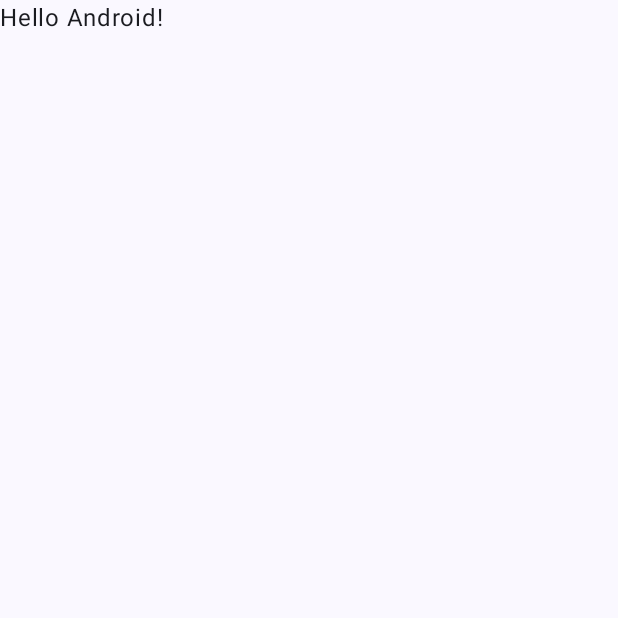
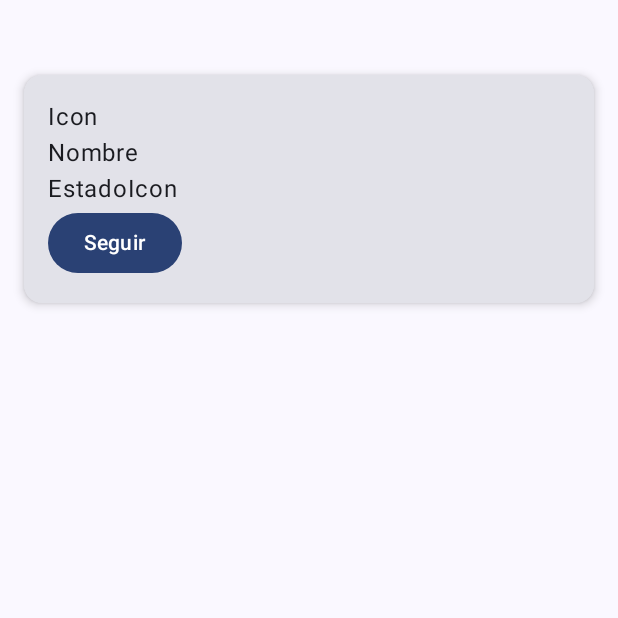
Before and after one commit to Jonath117/examen2_appmoviles, an Android app built with Jetpack Compose: the screen it shows after launch (MainActivity), on a phone screen of 412 x 824 dp, the top half of it. Before the commit the part shown is almost empty. Run offline under Robolectric (Android 15) with nearby library versions, the phone set to English and light mode, and no system bars.

```diff
--- a/app/src/main/java/com/example/examenappmoviles/MainActivity.kt
+++ b/app/src/main/java/com/example/examenappmoviles/MainActivity.kt
@@ -1,29 +1,40 @@
 package com.example.examenappmoviles
 
+import android.R.attr.button
+import android.R.attr.onClick
+import android.annotation.SuppressLint
 import android.os.Bundle
 import androidx.activity.ComponentActivity
 import androidx.activity.compose.setContent
 import androidx.activity.enableEdgeToEdge
+import androidx.compose.foundation.layout.Column
+import androidx.compose.foundation.layout.Row
+import androidx.compose.foundation.layout.Spacer
 import androidx.compose.foundation.layout.fillMaxSize
+import androidx.compose.foundation.layout.fillMaxWidth
+import androidx.compose.foundation.layout.height
 import androidx.compose.foundation.layout.padding
+import androidx.compose.foundation.layout.width
+import androidx.compose.material3.Button
+import androidx.compose.material3.Card
+import androidx.compose.material3.CardDefaults
 import androidx.compose.material3.Scaffold
 import androidx.compose.material3.Text
 import androidx.compose.runtime.Composable
 import androidx.compose.ui.Modifier
 import androidx.compose.ui.tooling.preview.Preview
+import androidx.compose.ui.unit.dp
 import com.example.examenappmoviles.ui.theme.ExamenAppMovilesTheme
 
 class MainActivity : ComponentActivity() {
+    @SuppressLint("UnusedMaterial3ScaffoldPaddingParameter")
     override fun onCreate(savedInstanceState: Bundle?) {
         super.onCreate(savedInstanceState)
         enableEdgeToEdge()
         setContent {
             ExamenAppMovilesTheme {
-                Scaffold(modifier = Modifier.fillMaxSize()) { innerPadding ->
-                    Greeting(
-                        name = "Android",
-                        modifier = Modifier.padding(innerPadding)
-                    )
+                Scaffold(modifier = Modifier.fillMaxSize()) { innerpadding ->
+                    UserCard()
                 }
             }
         }
@@ -31,17 +42,28 @@ class MainActivity : ComponentActivity() {
 }
 
 @Composable
-fun Greeting(name: String, modifier: Modifier = Modifier) {
-    Text(
-        text = "Hello $name!",
-        modifier = modifier
-    )
-}
+fun UserCard(){
+    Card(
+        modifier = Modifier
+            .fillMaxWidth()
+            .padding(horizontal = 16.dp, vertical = 50.dp),
+        elevation = CardDefaults.cardElevation(defaultElevation = 4.dp),
+    ){
+        Row(modifier = Modifier.padding(16.dp))
+        {
+            Column(modifier = Modifier)
+            {
+                Text(text = "Icon")
 
-@Preview(showBackground = true)
-@Composable
-fun GreetingPreview() {
-    ExamenAppMovilesTheme {
-        Greeting("Android")
+                Text(text = "Nombre")
+
+                Text(text = "EstadoIcon")
+
+                Button(onClick = {/*accion*/}) {
+                    Text(text = "Seguir")
+                }
+            }
+
+        }
     }
 }
--- /dev/null
+++ b/app/src/main/java/com/example/examenappmoviles/model/UserUIState.kt
@@ -0,0 +1,6 @@
+package com.example.examenappmoviles.model
+
+data class UserUiState(
+    val name: String = "Usuario Desconocido",
+    val isFollowing: Boolean = false,
+)
--- /dev/null
+++ b/app/src/main/java/com/example/examenappmoviles/view/components/UserCard.kt
@@ -0,0 +1 @@
+package com.example.examenappmoviles.view.components
--- /dev/null
+++ b/app/src/main/java/com/example/examenappmoviles/view/screens/UserScreen.kt
@@ -0,0 +1 @@
+package com.example.examenappmoviles.view.screens
```
Also changed, not shown: app/src/main/java/com/example/examenappmoviles/viewmodel/UserViewModel.kt (added, +21 -0 lines).
